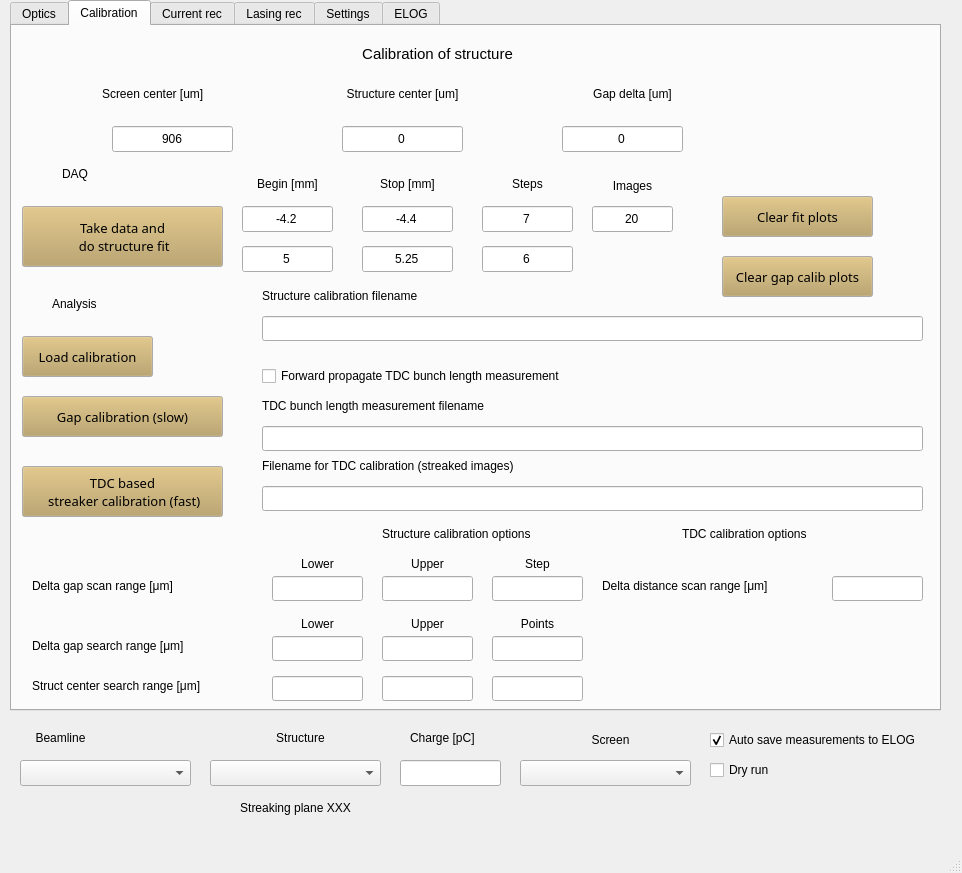
Qt form gui.ui (pdijksta/PassiveWFMeasurement) before a commit.
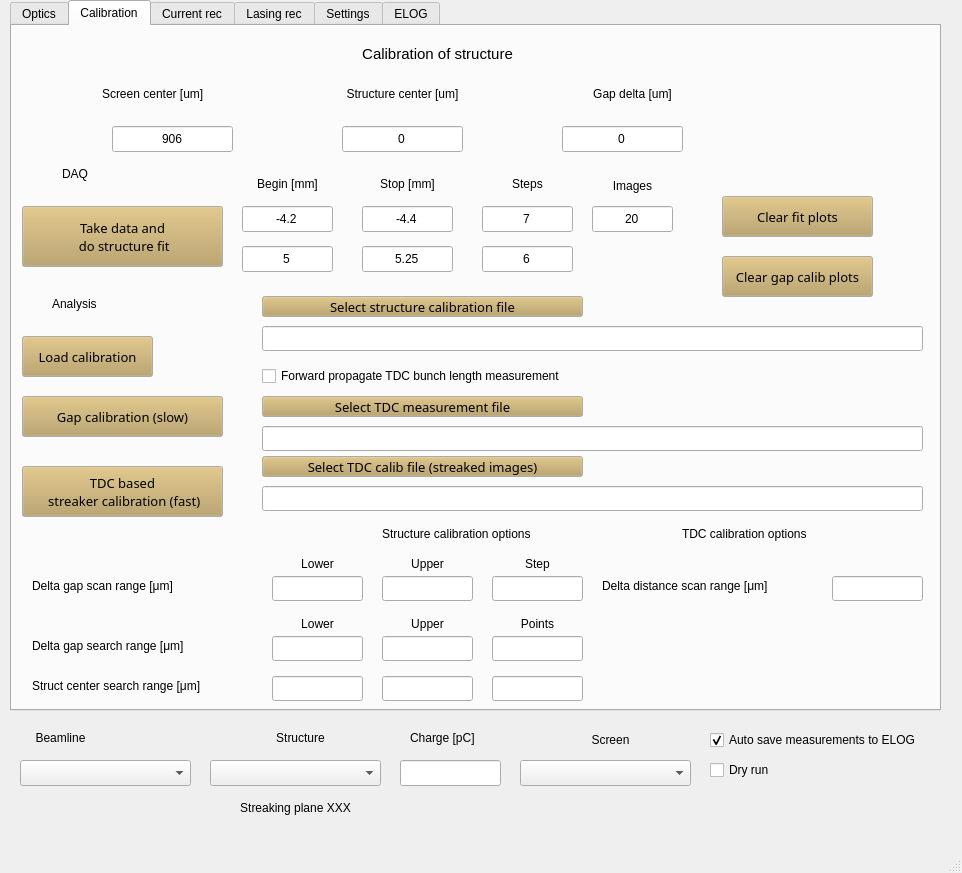
The same form after that commit. The open tabs and pages were chosen to show the change.

The edit to the form file:
```diff
--- a/gui.ui
+++ b/gui.ui
@@ -608,22 +608,6 @@
        <string>Load calibration</string>
       </property>
      </widget>
-     <widget class="QLabel" name="label_49">
-      <property name="geometry">
-       <rect>
-        <x>250</x>
-        <y>260</y>
-        <width>261</width>
-        <height>20</height>
-       </rect>
-      </property>
-      <property name="text">
-       <string>Structure calibration filename</string>
-      </property>
-      <property name="alignment">
-       <set>Qt::AlignLeading|Qt::AlignLeft|Qt::AlignVCenter</set>
-      </property>
-     </widget>
      <widget class="QLineEdit" name="Range1Begin">
       <property name="geometry">
        <rect>
@@ -644,7 +628,7 @@
       <property name="geometry">
        <rect>
         <x>250</x>
-        <y>290</y>
+        <y>300</y>
         <width>661</width>
         <height>25</height>
        </rect>
@@ -720,22 +704,6 @@
        <set>Qt::AlignCenter</set>
       </property>
      </widget>
-     <widget class="QLabel" name="label_56">
-      <property name="geometry">
-       <rect>
-        <x>250</x>
-        <y>370</y>
-        <width>351</width>
-        <height>20</height>
-       </rect>
-      </property>
-      <property name="text">
-       <string>TDC bunch length measurement filename</string>
-      </property>
-      <property name="alignment">
-       <set>Qt::AlignLeading|Qt::AlignLeft|Qt::AlignVCenter</set>
-      </property>
-     </widget>
      <widget class="QPushButton" name="GapCalibration">
       <property name="geometry">
        <rect>
@@ -1319,20 +1287,172 @@
        <set>Qt::AlignLeading|Qt::AlignLeft|Qt::AlignVCenter</set>
       </property>
      </widget>
-     <widget class="QLabel" name="label_86">
+     <widget class="QPushButton" name="SelectStructCalibF">
+      <property name="geometry">
+       <rect>
+        <x>250</x>
+        <y>270</y>
+        <width>321</width>
+        <height>21</height>
+       </rect>
+      </property>
+      <property name="palette">
+       <palette>
+        <active>
+         <colorrole role="Button">
+          <brush brushstyle="SolidPattern">
+           <color alpha="255">
+            <red>183</red>
+            <green>157</green>
+            <blue>92</blue>
+           </color>
+          </brush>
+         </colorrole>
+        </active>
+        <inactive>
+         <colorrole role="Button">
+          <brush brushstyle="SolidPattern">
+           <color alpha="255">
+            <red>183</red>
+            <green>157</green>
+            <blue>92</blue>
+           </color>
+          </brush>
+         </colorrole>
+        </inactive>
+        <disabled>
+         <colorrole role="Button">
+          <brush brushstyle="SolidPattern">
+           <color alpha="255">
+            <red>183</red>
+            <green>157</green>
+            <blue>92</blue>
+           </color>
+          </brush>
+         </colorrole>
+        </disabled>
+       </palette>
+      </property>
+      <property name="font">
+       <font>
+        <family>Sans Serif</family>
+        <pointsize>10</pointsize>
+       </font>
+      </property>
+      <property name="text">
+       <string>Select structure calibration file</string>
+      </property>
+     </widget>
+     <widget class="QPushButton" name="SelectTDCMeasF">
+      <property name="geometry">
+       <rect>
+        <x>250</x>
+        <y>370</y>
+        <width>321</width>
+        <height>21</height>
+       </rect>
+      </property>
+      <property name="palette">
+       <palette>
+        <active>
+         <colorrole role="Button">
+          <brush brushstyle="SolidPattern">
+           <color alpha="255">
+            <red>183</red>
+            <green>157</green>
+            <blue>92</blue>
+           </color>
+          </brush>
+         </colorrole>
+        </active>
+        <inactive>
+         <colorrole role="Button">
+          <brush brushstyle="SolidPattern">
+           <color alpha="255">
+            <red>183</red>
+            <green>157</green>
+            <blue>92</blue>
+           </color>
+          </brush>
+         </colorrole>
+        </inactive>
+        <disabled>
+         <colorrole role="Button">
+          <brush brushstyle="SolidPattern">
+           <color alpha="255">
+            <red>183</red>
+            <green>157</green>
+            <blue>92</blue>
+           </color>
+          </brush>
+         </colorrole>
+        </disabled>
+       </palette>
+      </property>
+      <property name="font">
+       <font>
+        <family>Sans Serif</family>
+        <pointsize>10</pointsize>
+       </font>
+      </property>
+      <property name="text">
+       <string>Select TDC measurement file</string>
+      </property>
+     </widget>
+     <widget class="QPushButton" name="SelectTDCCalibF">
       <property name="geometry">
        <rect>
         <x>250</x>
         <y>430</y>
-        <width>351</width>
-        <height>20</height>
+        <width>321</width>
+        <height>21</height>
        </rect>
       </property>
+      <property name="palette">
+       <palette>
+        <active>
+         <colorrole role="Button">
+          <brush brushstyle="SolidPattern">
+           <color alpha="255">
+            <red>183</red>
+            <green>157</green>
+            <blue>92</blue>
+           </color>
+          </brush>
+         </colorrole>
+        </active>
+        <inactive>
+         <colorrole role="Button">
+          <brush brushstyle="SolidPattern">
+           <color alpha="255">
+            <red>183</red>
+            <green>157</green>
+            <blue>92</blue>
+           </color>
+          </brush>
+         </colorrole>
+        </inactive>
+        <disabled>
+         <colorrole role="Button">
+          <brush brushstyle="SolidPattern">
+           <color alpha="255">
+            <red>183</red>
+            <green>157</green>
+            <blue>92</blue>
+           </color>
+          </brush>
+         </colorrole>
+        </disabled>
+       </palette>
+      </property>
+      <property name="font">
+       <font>
+        <family>Sans Serif</family>
+        <pointsize>10</pointsize>
+       </font>
+      </property>
       <property name="text">
-       <string>Filename for TDC calibration (streaked images)</string>
-      </property>
-      <property name="alignment">
-       <set>Qt::AlignLeading|Qt::AlignLeft|Qt::AlignVCenter</set>
+       <string>Select TDC calib file (streaked images)</string>
       </property>
      </widget>
     </widget>
```
Left out of the diff: 330 changed lines with no effect on the pictures.
